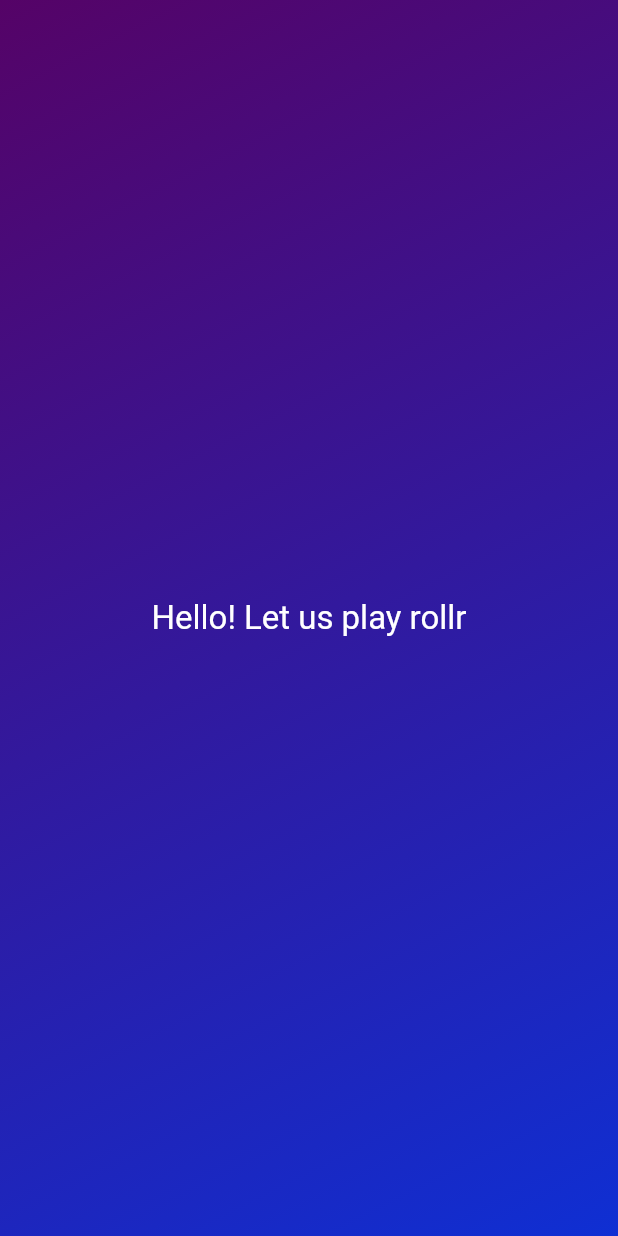
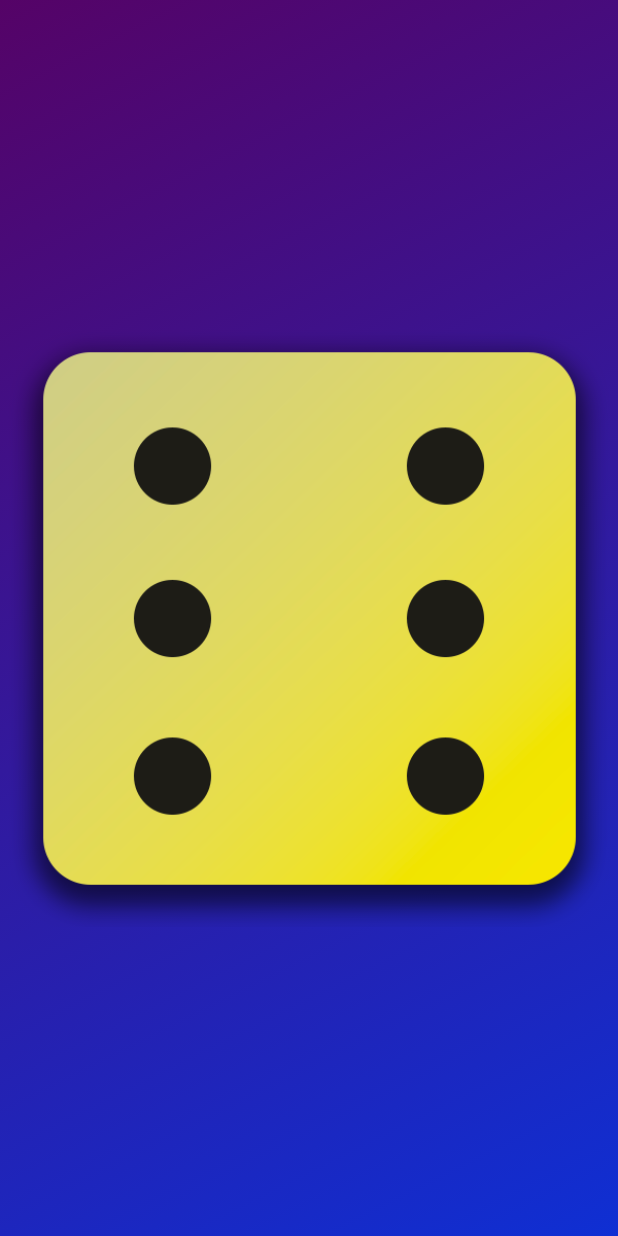
Before and after one commit to Ollarr/Rollr, a Flutter app: the screen it shows after launch, on a phone screen of 412 x 824 dp. Run offline on Flutter 3.47's test engine with Material 2 defaults, Android fonts, the phone set to English and light mode, and no system bars.

Commit message:
added images

```diff
--- a/lib/gradient_container.dart
+++ b/lib/gradient_container.dart
@@ -1,22 +1,23 @@
 import "package:flutter/material.dart";
-import 'package:rollr/welcome_text.dart';
+// import 'package:rollr/welcome_text.dart';
 
 const gradientStartAlignment = Alignment.topLeft;
 const gradientEndAlignment = Alignment.bottomRight;
 
 class GradientContainer extends StatelessWidget {
-  const GradientContainer({super.key});
-
+  const GradientContainer(this.firstColor, this.secondColor, {super.key});
+  final Color firstColor;
+  final Color secondColor;
   @override
   Widget build(context) {
     return Container(
-      decoration: const BoxDecoration(
-        gradient: LinearGradient(colors: [
-          Color.fromARGB(255, 85, 3, 103),
-          Color.fromARGB(255, 15, 47, 211)
-        ], begin: gradientStartAlignment, end: gradientEndAlignment),
+      decoration: BoxDecoration(
+        gradient: LinearGradient(
+            colors: [firstColor, secondColor],
+            begin: gradientStartAlignment,
+            end: gradientEndAlignment),
       ),
-      child: const Center(child: WelcomeText()),
+      child: Center(child: Image.asset("assets/images/dice-images/dice-6.png")),
     );
   }
 }
--- a/lib/main.dart
+++ b/lib/main.dart
@@ -5,7 +5,8 @@ void main() {
   runApp(
     const MaterialApp(
       home: Scaffold(
-        body: GradientContainer(),
+        body: GradientContainer(
+            Color.fromARGB(255, 85, 3, 103), Color.fromARGB(255, 15, 47, 211)),
       ),
     ),
   );
--- a/lib/welcome_text.dart
+++ b/lib/welcome_text.dart
@@ -1,13 +1,13 @@
 import "package:flutter/material.dart";
 
 class WelcomeText extends StatelessWidget {
-  const WelcomeText({super.key});
-
+  const WelcomeText(this.text, {super.key});
+  final String text;
   @override
   Widget build(context) {
-    return const Text(
-      'Hello! Let us play rollr',
-      style: TextStyle(
+    return Text(
+      text,
+      style: const TextStyle(
         color: Colors.white,
         fontSize: 22,
       ),
```
Also changed, not shown: pubspec.yaml (+7 -3 lines), assets/images/dice-images/dice-1.png (added), assets/images/dice-images/dice-2.png (added), assets/images/dice-images/dice-3.png (added), assets/images/dice-images/dice-4.png (added), assets/images/dice-images/dice-5.png (added), assets/images/dice-images/dice-6.png (added).
